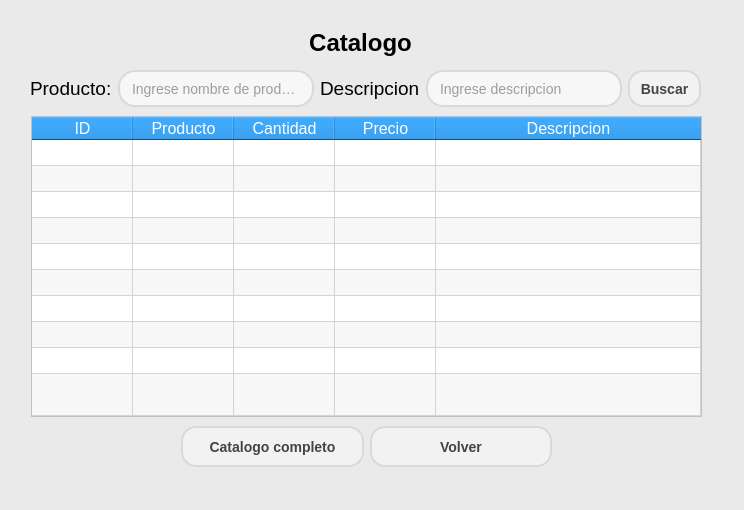
Qt form app_proyecto/Qt/window_consulta.ui (nvargas24/App_stock) before a commit.
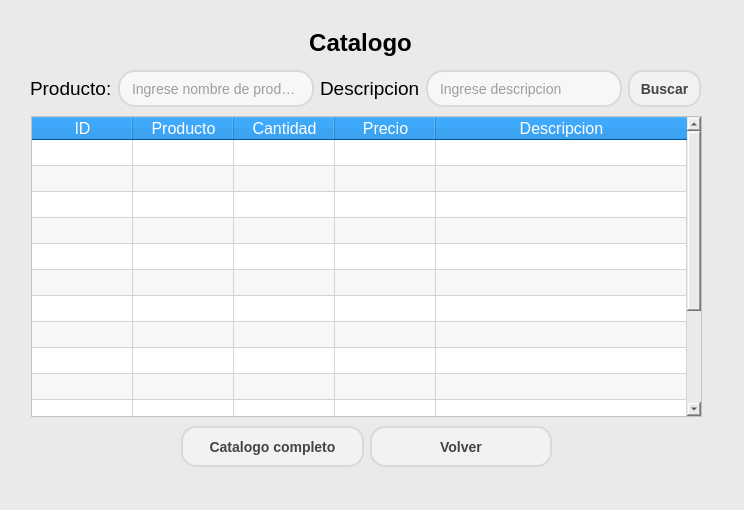
The same form after that commit. Icons and pictures are not drawn.

What changed in the file:
```diff
--- a/app_proyecto/Qt/window_consulta.ui
+++ b/app_proyecto/Qt/window_consulta.ui
@@ -54,12 +54,12 @@
 QHeaderView::section {
     background-color: #0078D7; /* Tono celeste medio oscuro */
     color: white; /* Texto en blanco */
-    selection-color: white; /* Texto en blanco al seleccionar */
 }
 
 QTableWidget::item:selected {
     background-color: #8CB8E6; /* Color de fondo de celda seleccionada */
     color: #ffffff; /* Color de texto de celda seleccionada */
+    outline: none; /* Elimina el contorno alrededor de la celda seleccionada */
 }
 
 QScrollBar:vertical {
@@ -68,14 +68,17 @@
     width: 10px;
     margin: 0px 0 0px 0;
 }
+
 QScrollBar::handle:vertical {
     background: #e1e1e1;
     min-height: 20px;
     border-radius: 5px;
 }
+
 QScrollBar::handle:vertical:hover {
     background: #c2c2c2;
 }
+
 QScrollBar::add-line:vertical {
     border: none;
     background: #ffffff;
@@ -83,6 +86,7 @@
     subcontrol-position: bottom;
     subcontrol-origin: margin;
 }
+
 QScrollBar::sub-line:vertical {
     border: none;
     background: #ffffff;
@@ -90,6 +94,7 @@
     subcontrol-position: top;
     subcontrol-origin: margin;
 }
+
 QScrollBar::up-arrow:vertical, QScrollBar::down-arrow:vertical {
     border: none;
     background: none;
@@ -97,13 +102,18 @@
     margin: 0px 0 0px 0;
     padding: 0px;
 }
+
 QScrollBar::add-page:vertical, QScrollBar::sub-page:vertical {
     background: none;
-}</string>
+}
+</string>
    </property>
    <property name="frameShadow">
     <enum>QFrame::Raised</enum>
    </property>
+   <property name="sizeAdjustPolicy">
+    <enum>QAbstractScrollArea::AdjustToContentsOnFirstShow</enum>
+   </property>
    <property name="autoScroll">
     <bool>true</bool>
    </property>
@@ -138,7 +148,7 @@
     <bool>true</bool>
    </property>
    <property name="rowCount">
-    <number>10</number>
+    <number>15</number>
    </property>
    <attribute name="horizontalHeaderVisible">
     <bool>true</bool>
@@ -192,6 +202,11 @@
    <row/>
    <row/>
    <row/>
+   <row/>
+   <row/>
+   <row/>
+   <row/>
+   <row/>
    <column>
     <property name="text">
      <string>ID</string>
```
Left out of the diff: 65 changed lines with no effect on the pictures.
